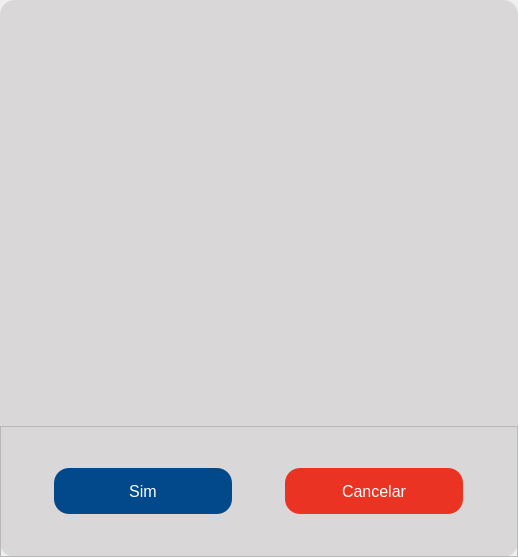
Above: App/view/ui/telaConfirmacao.ui from Senac-SOR-ADS/Mapa-de-Sala before the change. Below: the same form after it.
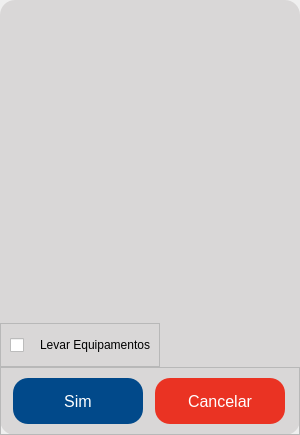
That is the form after the change. Icons and pictures are not drawn.

Commit message: Tela confirmacao resolucao (#219)

Diff of the .ui file:
```diff
--- a/App/view/ui/telaConfirmacao.ui
+++ b/App/view/ui/telaConfirmacao.ui
@@ -6,8 +6,8 @@
    <rect>
     <x>0</x>
     <y>0</y>
-    <width>518</width>
-    <height>557</height>
+    <width>300</width>
+    <height>435</height>
    </rect>
   </property>
   <property name="windowTitle">
@@ -133,13 +133,13 @@
        <widget class="QLabel" name="titulo">
         <property name="minimumSize">
          <size>
-          <width>400</width>
+          <width>300</width>
           <height>0</height>
          </size>
         </property>
         <property name="maximumSize">
          <size>
-          <width>400</width>
+          <width>300</width>
           <height>16777215</height>
          </size>
         </property>
@@ -166,13 +166,13 @@
        <widget class="QLabel" name="aviso">
         <property name="minimumSize">
          <size>
-          <width>500</width>
+          <width>300</width>
           <height>0</height>
          </size>
         </property>
         <property name="maximumSize">
          <size>
-          <width>500</width>
+          <width>300</width>
           <height>16777215</height>
          </size>
         </property>
@@ -204,6 +204,69 @@
         </property>
        </widget>
       </item>
+      <item alignment="Qt::AlignLeft|Qt::AlignBottom">
+       <widget class="QFrame" name="containerEquipamentos">
+        <property name="frameShape">
+         <enum>QFrame::StyledPanel</enum>
+        </property>
+        <property name="frameShadow">
+         <enum>QFrame::Raised</enum>
+        </property>
+        <layout class="QHBoxLayout" name="horizontalLayout_2">
+         <item>
+          <widget class="QCheckBox" name="checkBoxEquipamentos">
+           <property name="enabled">
+            <bool>true</bool>
+           </property>
+           <property name="minimumSize">
+            <size>
+             <width>24</width>
+             <height>24</height>
+            </size>
+           </property>
+           <property name="font">
+            <font>
+             <pointsize>12</pointsize>
+            </font>
+           </property>
+           <property name="cursor">
+            <cursorShape>PointingHandCursor</cursorShape>
+           </property>
+           <property name="text">
+            <string/>
+           </property>
+           <property name="iconSize">
+            <size>
+             <width>16</width>
+             <height>16</height>
+            </size>
+           </property>
+           <property name="checked">
+            <bool>false</bool>
+           </property>
+           <property name="autoRepeat">
+            <bool>false</bool>
+           </property>
+           <property name="autoExclusive">
+            <bool>false</bool>
+           </property>
+          </widget>
+         </item>
+         <item>
+          <widget class="QLabel" name="label_2">
+           <property name="font">
+            <font>
+             <pointsize>9</pointsize>
+            </font>
+           </property>
+           <property name="text">
+            <string>Levar Equipamentos</string>
+           </property>
+          </widget>
+         </item>
+        </layout>
+       </widget>
+      </item>
       <item>
        <widget class="QFrame" name="frame">
         <property name="frameShape">
@@ -232,13 +295,13 @@
           <widget class="QPushButton" name="btnOk">
            <property name="minimumSize">
             <size>
-             <width>178</width>
+             <width>130</width>
              <height>46</height>
             </size>
            </property>
            <property name="maximumSize">
             <size>
-             <width>178</width>
+             <width>130</width>
              <height>46</height>
             </size>
            </property>
@@ -259,13 +322,13 @@
           <widget class="QPushButton" name="btnCancelar">
            <property name="minimumSize">
             <size>
-             <width>178</width>
+             <width>130</width>
              <height>46</height>
             </size>
            </property>
            <property name="maximumSize">
             <size>
-             <width>178</width>
+             <width>130</width>
              <height>46</height>
             </size>
            </property>
```
Left out of the diff: 12 changed lines with no effect on the pictures. The commit also changes 9 other files.
